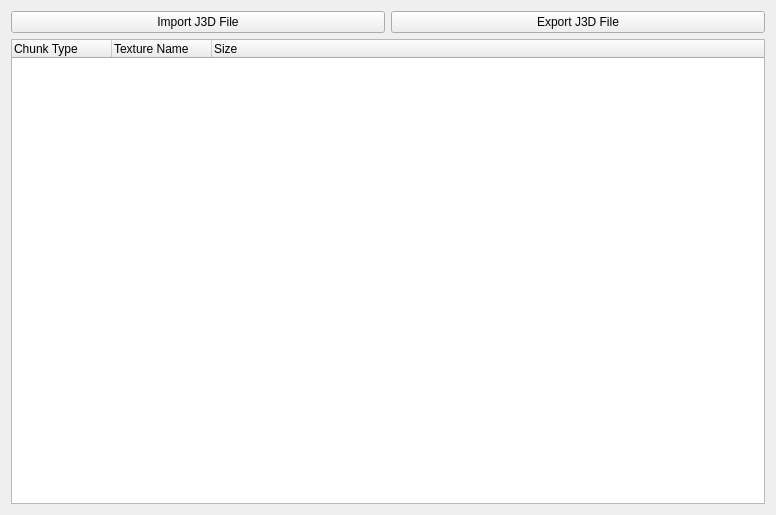
First picture: the form in gcft_ui/j3d_tab.ui, repository LagoLunatic/GCFT, before the edit.
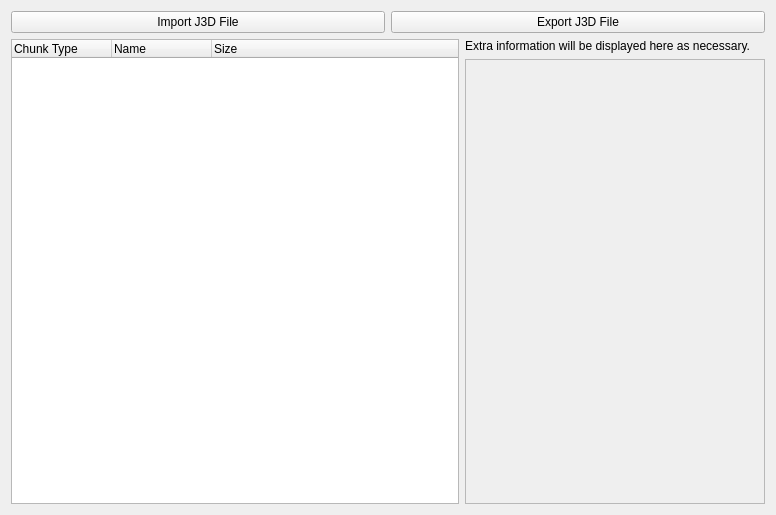
Second picture: the form after the edit.

Commit message: J3D tab: Display material names, and MDL commands

Diff of the .ui file:
```diff
--- a/gcft_ui/j3d_tab.ui
+++ b/gcft_ui/j3d_tab.ui
@@ -33,6 +33,8 @@
     </layout>
    </item>
    <item>
+    <layout class="QHBoxLayout" name="horizontalLayout">
+     <item>
     <widget class="QTreeWidget" name="j3d_chunks_tree">
      <column>
       <property name="text">
@@ -41,7 +43,7 @@
      </column>
      <column>
       <property name="text">
-       <string>Texture Name</string>
+         <string>Name</string>
       </property>
      </column>
      <column>
@@ -50,6 +52,48 @@
       </property>
      </column>
     </widget>
+     </item>
+     <item>
+      <widget class="QWidget" name="j3d_sidebar" native="true">
+       <property name="maximumSize">
+        <size>
+         <width>300</width>
+         <height>16777215</height>
+        </size>
+       </property>
+       <layout class="QVBoxLayout" name="verticalLayout_2">
+        <property name="margin">
+         <number>0</number>
+        </property>
+        <item>
+         <widget class="QLabel" name="j3d_sidebar_label">
+          <property name="text">
+           <string>Extra information will be displayed here as necessary.</string>
+          </property>
+         </widget>
+        </item>
+        <item>
+         <widget class="QScrollArea" name="scrollArea">
+          <property name="widgetResizable">
+           <bool>true</bool>
+          </property>
+          <widget class="QWidget" name="scrollAreaWidgetContents">
+           <property name="geometry">
+            <rect>
+             <x>0</x>
+             <y>0</y>
+             <width>298</width>
+             <height>443</height>
+            </rect>
+           </property>
+           <layout class="QVBoxLayout" name="verticalLayout_3"/>
+          </widget>
+         </widget>
+        </item>
+       </layout>
+      </widget>
+     </item>
+    </layout>
    </item>
   </layout>
   <action name="actionOpenJ3DImage">
```
Lines whose indentation alone changed are shown as unchanged. The commit also changes 2 other files.
